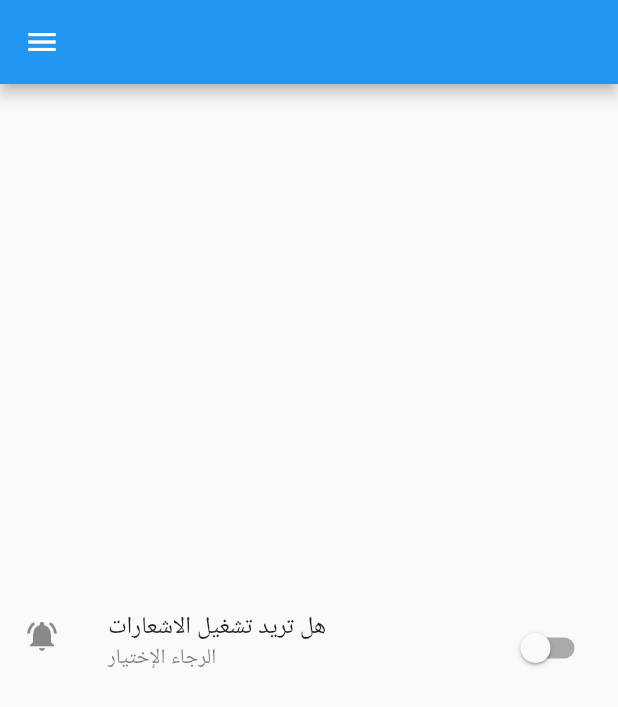
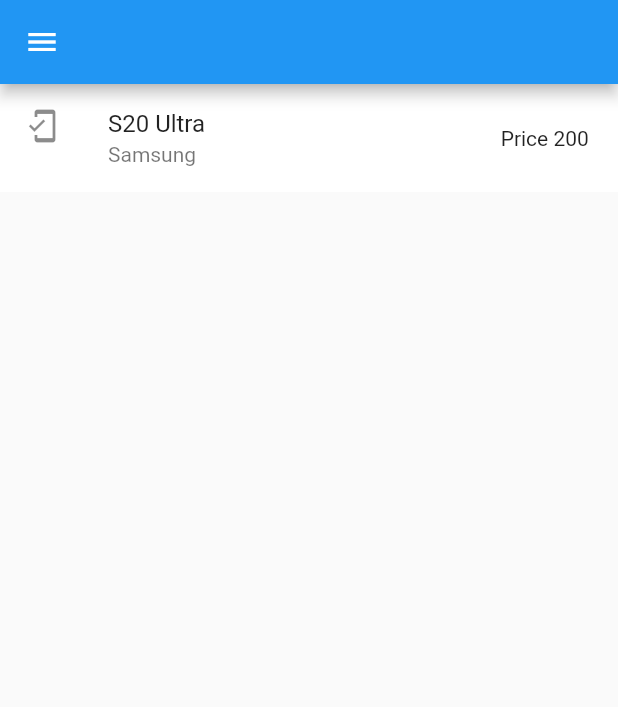
Before and after one commit to fredj789/Programming-Code-Flutter-from-Widget-CercleAvar, a Flutter app: the screen it shows after launch, on a phone screen of 412 x 824 dp. Shown: the top 707 px of the screen. Run offline on Flutter 3.47's test engine with Material 2 defaults, Android fonts, the phone set to English and light mode, and no system bars.

Commit message:
Programming  Code Flutter  from Widget   ListTile

```diff
--- a/lib/main.dart
+++ b/lib/main.dart
@@ -1,5 +1,5 @@
 import 'package:flutter/material.dart';
-import 'package:tuto/radios.dart';
+import 'package:tuto/tuto.dart';
 
 void main() {
   runApp(MyApp());
--- a/lib/radios.dart
+++ /dev/null
@@ -1,32 +0,0 @@
-import 'package:flutter/material.dart';
-
-class PageR extends StatefulWidget {
-  const PageR({super.key});
-
-  @override
-  State<PageR> createState() => _PageRState();
-}
-
-class _PageRState extends State<PageR> {
-  bool notify = false;
-  @override
-  Widget build(BuildContext context) {
-    return Scaffold(
-      appBar: AppBar(),
-      drawer: Drawer(),
-      body: Center(
-          child: SwitchListTile(
-              title: Text("هل تريد تشغيل الاشعارات "),
-              subtitle: Text("الرجاء الإختيار "),
-              isThreeLine: true,
-              secondary: Icon(Icons.notifications_active),
-              controlAffinity: ListTileControlAffinity.trailing,
-              value: notify,
-              onChanged: (val) {
-                setState(() {
-                  notify = val;
-                });
-              })),
-    );
-  }
-}
--- /dev/null
+++ b/lib/tuto.dart
@@ -0,0 +1,34 @@
+import 'package:flutter/material.dart';
+
+class PageR extends StatefulWidget {
+  const PageR({super.key});
+
+  @override
+  State<PageR> createState() => _PageRState();
+}
+
+class _PageRState extends State<PageR> {
+  bool notify = false;
+  @override
+  Widget build(BuildContext context) {
+    return Scaffold(
+        appBar: AppBar(),
+        drawer: Drawer(),
+        body: Container(
+          color: Colors.white,
+          child: ListTile(
+            title: Text("S20 Ultra"),
+            subtitle: Text("Samsung"),
+            leading: Icon(Icons.mobile_friendly),
+            trailing: Text("Price 200 "),
+            onTap: () {
+              print("On tab");
+            },
+            onLongPress: () {
+              print("Long Press");
+            },
+            tileColor: Colors.green,
+          ),
+        ));
+  }
+}
```
